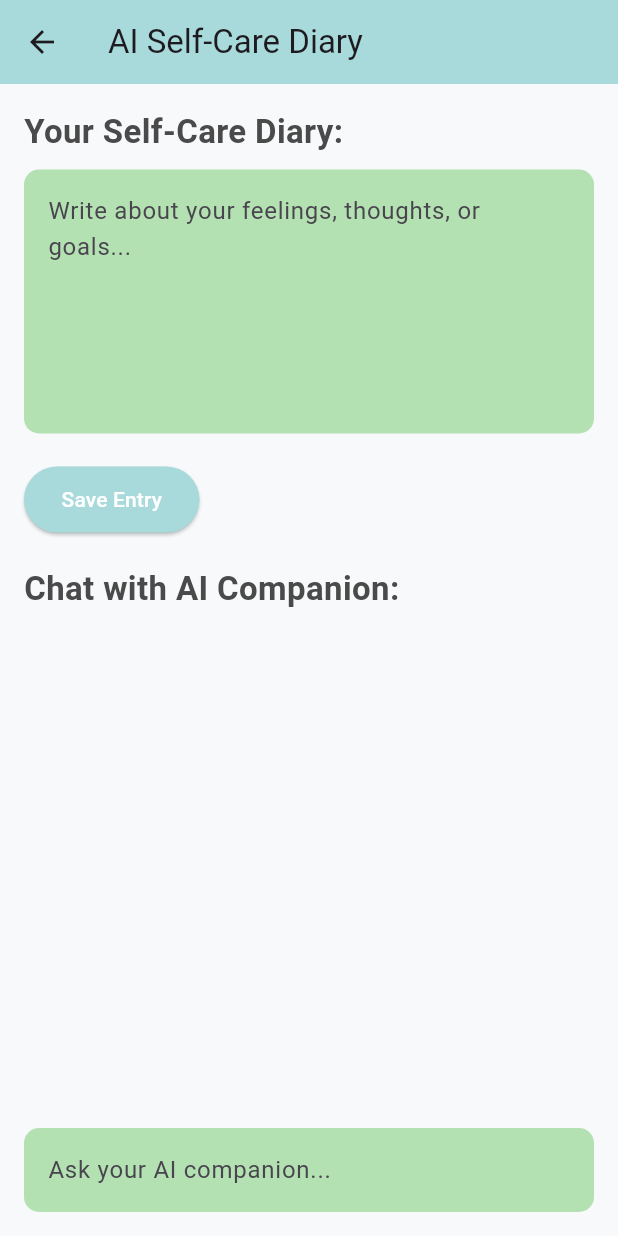
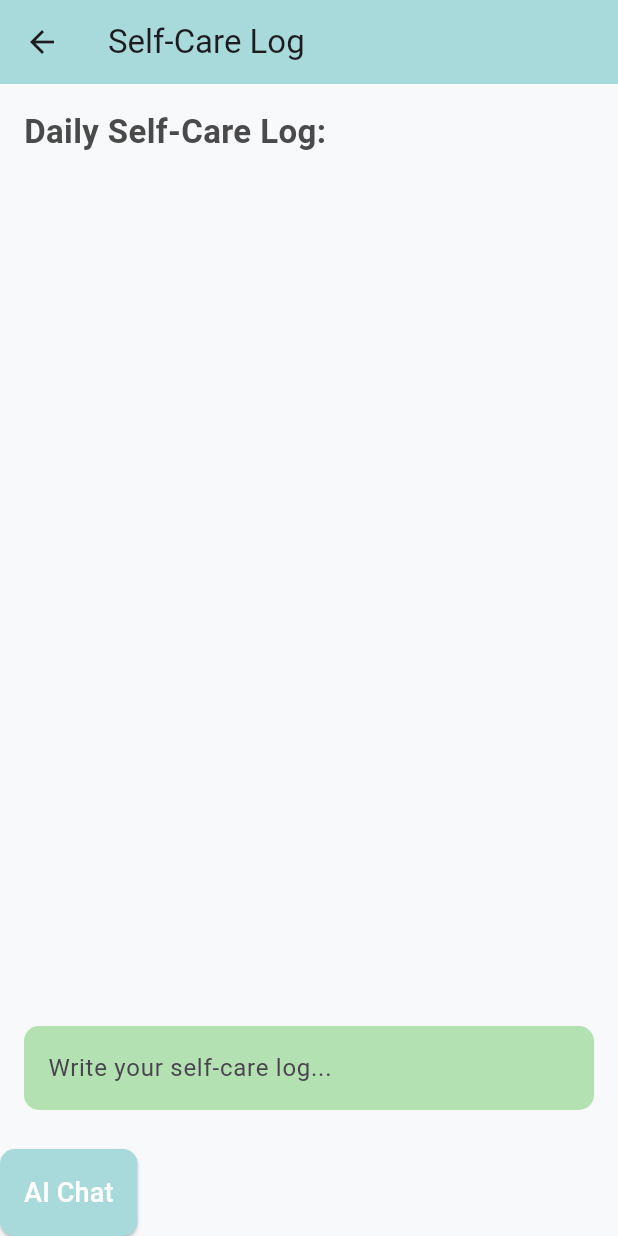
Before and after one commit to piyara99/testapp1, a Flutter app: the AISelfCareDiaryPage screen opened directly, on a phone screen of 412 x 824 dp. Run offline on Flutter 3.47's test engine with Material 3 defaults, Android fonts, the light colour scheme and no system bars.

Commit message:
added aichat page

```diff
--- a/lib/image_communication.dart
+++ b/lib/image_communication.dart
@@ -1,6 +1,8 @@
 import 'package:flutter/material.dart';
 
 class ImageCommunicationPage extends StatefulWidget {
+  const ImageCommunicationPage({super.key});
+
   @override
   ImageCommunicationPageState createState() => ImageCommunicationPageState();
 }
--- a/lib/selfcarediary.dart
+++ b/lib/selfcarediary.dart
@@ -1,88 +1,153 @@
 import 'package:flutter/material.dart';
+import 'package:http/http.dart' as http;
+import 'dart:convert';
 
 class AISelfCareDiaryPage extends StatefulWidget {
-  const AISelfCareDiaryPage({Key? key}) : super(key: key);
+  const AISelfCareDiaryPage({super.key});
 
   @override
-  _AISelfCareDiaryPageState createState() => _AISelfCareDiaryPageState();
+  AISelfCareDiaryPageState createState() => AISelfCareDiaryPageState();
 }
 
-class _AISelfCareDiaryPageState extends State<AISelfCareDiaryPage> {
-  final TextEditingController diaryController = TextEditingController();
+class AISelfCareDiaryPageState extends State<AISelfCareDiaryPage> {
+  final TextEditingController logController = TextEditingController();
   final TextEditingController chatController = TextEditingController();
+  List<String> logs = [];
   List<String> messages = [];
+  bool isChatOpen = false;
 
-  // Asynchronous function for AI response (integrating actual API in future)
+  final String openAIKey = "your_openai_api_key"; // Replace with actual API key
+
+  // Function to get AI response from OpenAI GPT
   Future<String> getAIResponse(String userInput) async {
-    // Here, you can integrate with OpenAI or another AI API to get the response.
-    // For now, we'll simulate the response.
-    await Future.delayed(Duration(seconds: 1)); // Simulate network delay
-    return "AI: I hear you! How can I assist you further?"; // Simulated AI response
+    const String apiUrl = "https://api.openai.com/v1/chat/completions";
+
+    try {
+      final response = await http.post(
+        Uri.parse(apiUrl),
+        headers: {
+          "Authorization": "Bearer $openAIKey",
+          "Content-Type": "application/json",
+        },
+        body: jsonEncode({
+          "model": "gpt-3.5-turbo",
+          "messages": [
+            {"role": "system", "content": "You are a helpful AI companion."},
+            {"role": "user", "content": userInput},
+          ],
+        }),
+      );
+
+      if (response.statusCode == 200) {
+        var data = jsonDecode(response.body);
+        return data['choices'][0]['message']['content'].toString();
+      } else {
+        return "Error: Unable to fetch AI response.";
+      }
+    } catch (e) {
+      return "Error: Could not connect to the server.";
+    }
+  }
+
+  void toggleChat() {
+    setState(() {
+      isChatOpen = !isChatOpen;
+    });
   }
 
   @override
   Widget build(BuildContext context) {
     return Scaffold(
-      backgroundColor: Color(0xFFF7F9FB), // Light Gray background
+      backgroundColor: const Color(0xFFF7F9FB),
       appBar: AppBar(
-        title: Text('AI Self-Care Diary'),
-        backgroundColor: Color(0xFFA8DADC), // Soft Blue for the header
+        title: const Text('Self-Care Log'),
+        backgroundColor: const Color(0xFFA8DADC),
       ),
-      body: Padding(
-        padding: const EdgeInsets.all(16.0),
-        child: Column(
+      body: Column(
         crossAxisAlignment: CrossAxisAlignment.start,
         children: [
-            // Diary section
-            Text(
-              'Your Self-Care Diary:',
+          const Padding(
+            padding: EdgeInsets.all(16.0),
+            child: Text(
+              'Daily Self-Care Log:',
               style: TextStyle(
                 fontSize: 22,
                 fontWeight: FontWeight.bold,
-                color: Color(0xFF4A4A4A), // Dark Slate Gray
+                color: Color(0xFF4A4A4A),
               ),
             ),
-            SizedBox(height: 10),
-            TextField(
-              controller: diaryController,
+          ),
+          Expanded(
+            child: ListView.builder(
+              itemCount: logs.length,
+              itemBuilder: (context, index) {
+                return ListTile(
+                  title: Text(logs[index]),
+                  tileColor: const Color(0xFFD0F0C0),
+                  shape: RoundedRectangleBorder(
+                    borderRadius: BorderRadius.circular(10),
+                  ),
+                  contentPadding: const EdgeInsets.all(10),
+                );
+              },
+            ),
+          ),
+          Padding(
+            padding: const EdgeInsets.all(16.0),
+            child: TextField(
+              controller: logController,
               decoration: InputDecoration(
-                hintText: 'Write about your feelings, thoughts, or goals...',
+                hintText: 'Write your self-care log...',
                 filled: true,
-                fillColor: Color(
-                  0xFFB4E1B2,
-                ), // Mint Green background for text input
+                fillColor: const Color(0xFFB4E1B2),
                 border: OutlineInputBorder(
                   borderRadius: BorderRadius.circular(10),
                   borderSide: BorderSide.none,
                 ),
               ),
-              maxLines: 6,
-              textInputAction: TextInputAction.done,
+              onSubmitted: (text) {
+                setState(() {
+                  logs.add(text);
+                });
+                logController.clear();
+              },
             ),
-            SizedBox(height: 20),
+          ),
+          const SizedBox(height: 10),
           ElevatedButton(
-              onPressed: () {
-                // Add logic to save diary entry here (or use a database)
-                ScaffoldMessenger.of(context).showSnackBar(
-                  SnackBar(content: Text('Your diary entry has been saved.')),
+            onPressed: toggleChat,
+            style: ElevatedButton.styleFrom(
+              backgroundColor: const Color(0xFFA8DADC),
+              shape: RoundedRectangleBorder(
+                borderRadius: BorderRadius.circular(10),
+              ),
+              padding: const EdgeInsets.all(16),
+            ),
+            child: const Text(
+              "AI Chat",
+              style: TextStyle(fontSize: 18, color: Colors.white),
+            ),
+          ),
+          if (isChatOpen) _buildChatPanel(),
+        ],
+      ),
     );
-              },
-              style: ElevatedButton.styleFrom(
-                backgroundColor: Color(0xFFA8DADC), // Soft Blue button
-                padding: EdgeInsets.symmetric(horizontal: 25, vertical: 12),
+  }
+
+  Widget _buildChatPanel() {
+    return AnimatedContainer(
+      duration: const Duration(milliseconds: 300),
+      height: 300,
+      padding: const EdgeInsets.all(16),
+      decoration: const BoxDecoration(
+        color: Color(0xFFF0F0F0),
+        borderRadius: BorderRadius.vertical(top: Radius.circular(20)),
       ),
-              child: Text('Save Entry', style: TextStyle(color: Colors.white)),
-            ),
-            SizedBox(height: 20),
-
-            // AI Chat Section
-            Text(
-              'Chat with AI Companion:',
-              style: TextStyle(
-                fontSize: 22,
-                fontWeight: FontWeight.bold,
-                color: Color(0xFF4A4A4A),
-              ),
+      child: Column(
+        children: [
+          const Text(
+            "AI Chat Companion",
+            style: TextStyle(fontSize: 18, fontWeight: FontWeight.bold),
           ),
           Expanded(
             child: ListView.builder(
@@ -95,9 +160,9 @@ class _AISelfCareDiaryPageState extends State<AISelfCareDiaryPage> {
           TextField(
             controller: chatController,
             decoration: InputDecoration(
-                hintText: 'Ask your AI companion...',
+              hintText: 'Ask AI...',
               filled: true,
-                fillColor: Color(0xFFB4E1B2),
+              fillColor: const Color(0xFFE0E0E0),
               border: OutlineInputBorder(
                 borderRadius: BorderRadius.circular(10),
                 borderSide: BorderSide.none,
@@ -105,24 +170,19 @@ class _AISelfCareDiaryPageState extends State<AISelfCareDiaryPage> {
             ),
             onSubmitted: (text) async {
               setState(() {
-                  // Add user message to the list
                 messages.add("You: $text");
               });
 
-                // Get AI response
               String aiResponse = await getAIResponse(text);
               setState(() {
-                  // Add AI response to the list
-                  messages.add(aiResponse);
+                messages.add("AI: $aiResponse");
               });
 
-                // Clear chat input field
               chatController.clear();
             },
           ),
         ],
       ),
-      ),
     );
   }
 }
--- a/lib/task_management.dart
+++ b/lib/task_management.dart
@@ -28,11 +28,11 @@ class TaskManagementPage extends StatelessWidget {
               onPressed: () {
                 // You can add your task creation logic here
               },
-              child: Text('Add New Task'),
               style: ElevatedButton.styleFrom(
                 foregroundColor: Colors.white,
                 backgroundColor: Colors.blue[400], // Text color
               ),
+              child: Text('Add New Task'),
             ),
             SizedBox(height: 20),
             Text(
```
Lines whose indentation alone changed are shown as unchanged.
